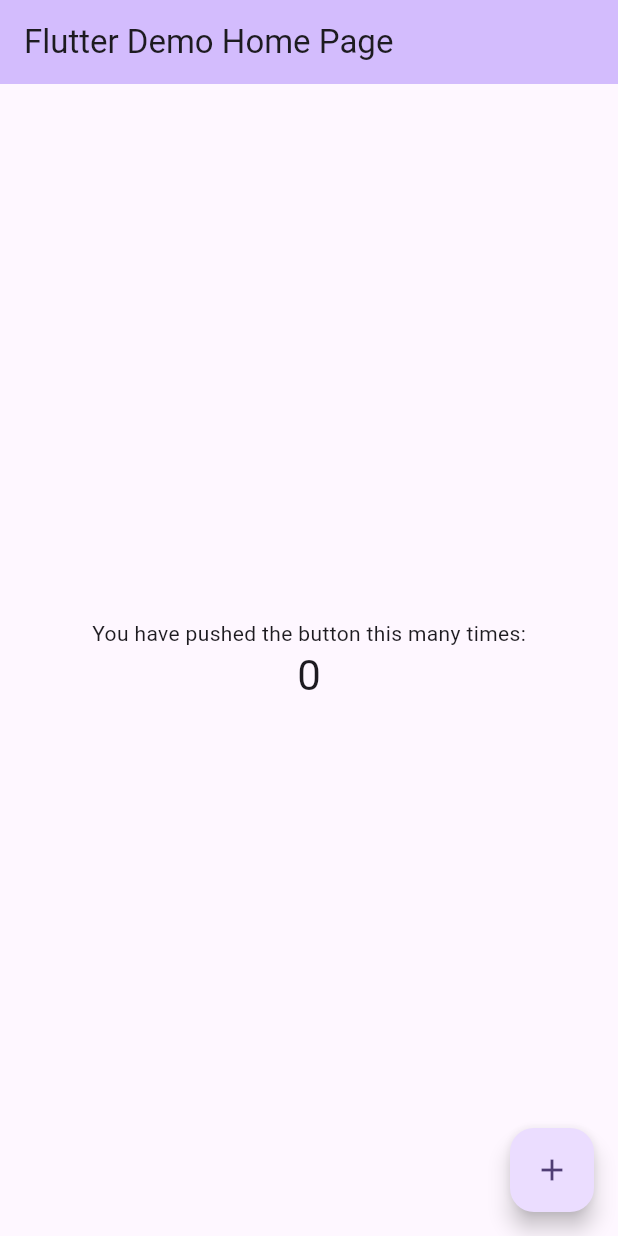
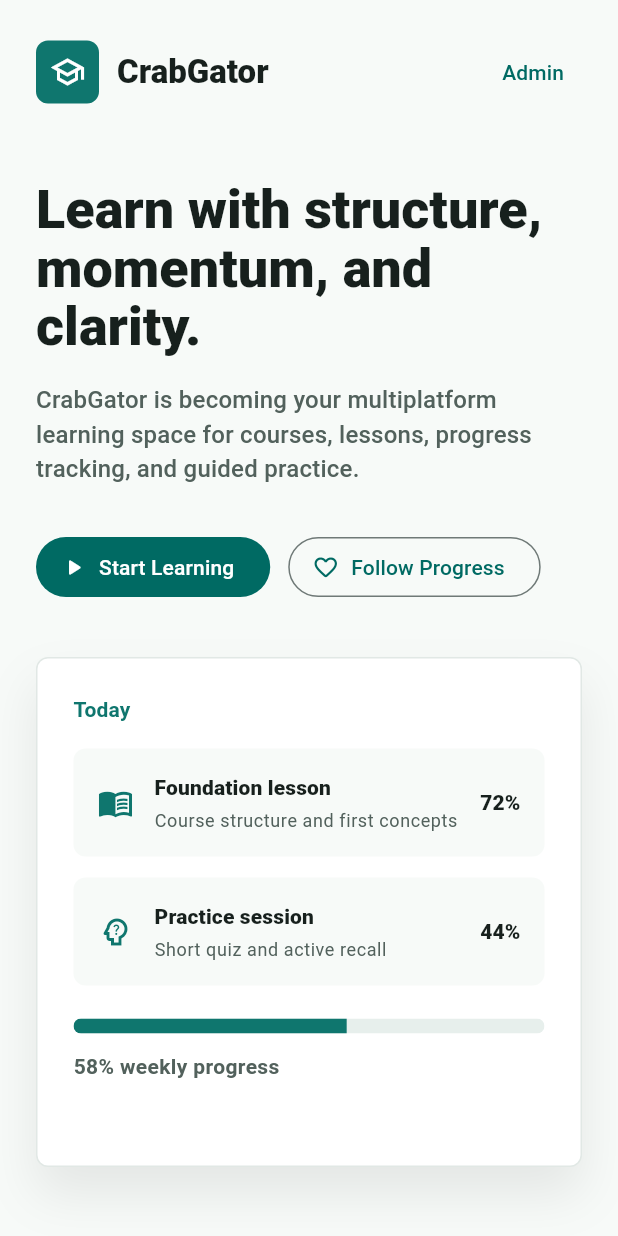
Before and after one commit to DaviFSilva/crabgator, a Flutter app: the screen it shows after launch, on a phone screen of 412 x 824 dp. Run offline on Flutter 3.47's test engine with Material 3 defaults, Android fonts, the light colour scheme and no system bars.

Commit message:
update flutter ui

```diff
--- a/frontend/lib/main.dart
+++ b/frontend/lib/main.dart
@@ -1,122 +1,339 @@
 import 'package:flutter/material.dart';
 
 void main() {
-  runApp(const MyApp());
+  runApp(const CrabGatorApp());
 }
 
-class MyApp extends StatelessWidget {
-  const MyApp({super.key});
+class CrabGatorApp extends StatelessWidget {
+  const CrabGatorApp({super.key});
 
-  // This widget is the root of your application.
   @override
   Widget build(BuildContext context) {
     return MaterialApp(
-      title: 'Flutter Demo',
+      title: 'CrabGator',
+      debugShowCheckedModeBanner: false,
       theme: ThemeData(
-        // This is the theme of your application.
-        //
-        // TRY THIS: Try running your application with "flutter run". You'll see
-        // the application has a purple toolbar. Then, without quitting the app,
-        // try changing the seedColor in the colorScheme below to Colors.green
-        // and then invoke "hot reload" (save your changes or press the "hot
-        // reload" button in a Flutter-supported IDE, or press "r" if you used
-        // the command line to start the app).
-        //
-        // Notice that the counter didn't reset back to zero; the application
-        // state is not lost during the reload. To reset the state, use hot
-        // restart instead.
-        //
-        // This works for code too, not just values: Most code changes can be
-        // tested with just a hot reload.
-        colorScheme: .fromSeed(seedColor: Colors.deepPurple),
+        colorScheme: ColorScheme.fromSeed(
+          seedColor: const Color(0xFF0F766E),
+          brightness: Brightness.light,
         ),
-      home: const MyHomePage(title: 'Flutter Demo Home Page'),
+        scaffoldBackgroundColor: const Color(0xFFF7FAF8),
+        useMaterial3: true,
+      ),
+      home: const HomePage(),
     );
   }
 }
 
-class MyHomePage extends StatefulWidget {
-  const MyHomePage({super.key, required this.title});
-
-  // This widget is the home page of your application. It is stateful, meaning
-  // that it has a State object (defined below) that contains fields that affect
-  // how it looks.
-
-  // This class is the configuration for the state. It holds the values (in this
-  // case the title) provided by the parent (in this case the App widget) and
-  // used by the build method of the State. Fields in a Widget subclass are
-  // always marked "final".
-
-  final String title;
-
-  @override
-  State<MyHomePage> createState() => _MyHomePageState();
-}
-
-class _MyHomePageState extends State<MyHomePage> {
-  int _counter = 0;
-
-  void _incrementCounter() {
-    setState(() {
-      // This call to setState tells the Flutter framework that something has
-      // changed in this State, which causes it to rerun the build method below
-      // so that the display can reflect the updated values. If we changed
-      // _counter without calling setState(), then the build method would not be
-      // called again, and so nothing would appear to happen.
-      _counter++;
-    });
-  }
+class HomePage extends StatelessWidget {
+  const HomePage({super.key});
 
   @override
   Widget build(BuildContext context) {
-    // This method is rerun every time setState is called, for instance as done
-    // by the _incrementCounter method above.
-    //
-    // The Flutter framework has been optimized to make rerunning build methods
-    // fast, so that you can just rebuild anything that needs updating rather
-    // than having to individually change instances of widgets.
     return Scaffold(
-      appBar: AppBar(
-        // TRY THIS: Try changing the color here to a specific color (to
-        // Colors.amber, perhaps?) and trigger a hot reload to see the AppBar
-        // change color while the other colors stay the same.
-        backgroundColor: Theme.of(context).colorScheme.inversePrimary,
-        // Here we take the value from the MyHomePage object that was created by
-        // the App.build method, and use it to set our appbar title.
-        title: Text(widget.title),
+      body: SafeArea(
+        child: LayoutBuilder(
+          builder: (context, constraints) {
+            final isWide = constraints.maxWidth >= 820;
+
+            return SingleChildScrollView(
+              child: Padding(
+                padding: EdgeInsets.symmetric(
+                  horizontal: isWide ? 72 : 24,
+                  vertical: isWide ? 36 : 24,
                 ),
-      body: Center(
-        // Center is a layout widget. It takes a single child and positions it
-        // in the middle of the parent.
                 child: Column(
-          // Column is also a layout widget. It takes a list of children and
-          // arranges them vertically. By default, it sizes itself to fit its
-          // children horizontally, and tries to be as tall as its parent.
-          //
-          // Column has various properties to control how it sizes itself and
-          // how it positions its children. Here we use mainAxisAlignment to
-          // center the children vertically; the main axis here is the vertical
-          // axis because Columns are vertical (the cross axis would be
-          // horizontal).
-          //
-          // TRY THIS: Invoke "debug painting" (choose the "Toggle Debug Paint"
-          // action in the IDE, or press "p" in the console), to see the
-          // wireframe for each widget.
-          mainAxisAlignment: .center,
+                  crossAxisAlignment: CrossAxisAlignment.start,
                   children: [
-            const Text('You have pushed the button this many times:'),
+                    const _Header(),
+                    SizedBox(height: isWide ? 72 : 48),
+                    isWide
+                        ? const Row(
+                            crossAxisAlignment: CrossAxisAlignment.center,
+                            children: [
+                              Expanded(child: _HeroCopy()),
+                              SizedBox(width: 56),
+                              Expanded(child: _ProgressPanel()),
+                            ],
+                          )
+                        : const Column(
+                            crossAxisAlignment: CrossAxisAlignment.start,
+                            children: [
+                              _HeroCopy(),
+                              SizedBox(height: 36),
+                              _ProgressPanel(),
+                            ],
+                          ),
+                    const SizedBox(height: 56),
+                    const _FeatureStrip(),
+                  ],
+                ),
+              ),
+            );
+          },
+        ),
+      ),
+    );
+  }
+}
+
+class _Header extends StatelessWidget {
+  const _Header();
+
+  @override
+  Widget build(BuildContext context) {
+    return Row(
+      children: [
+        Container(
+          width: 42,
+          height: 42,
+          decoration: BoxDecoration(
+            color: const Color(0xFF0F766E),
+            borderRadius: BorderRadius.circular(8),
+          ),
+          child: const Icon(Icons.school_outlined, color: Colors.white),
+        ),
+        const SizedBox(width: 12),
         Text(
-              '$_counter',
-              style: Theme.of(context).textTheme.headlineMedium,
+          'CrabGator',
+          style: Theme.of(context).textTheme.titleLarge?.copyWith(
+                fontWeight: FontWeight.w800,
+                color: const Color(0xFF17201D),
+              ),
+        ),
+        const Spacer(),
+        TextButton(
+          onPressed: () {},
+          child: const Text('Admin'),
+        ),
+      ],
+    );
+  }
+}
+
+class _HeroCopy extends StatelessWidget {
+  const _HeroCopy();
+
+  @override
+  Widget build(BuildContext context) {
+    return Column(
+      crossAxisAlignment: CrossAxisAlignment.start,
+      children: [
+        Text(
+          'Learn with structure, momentum, and clarity.',
+          style: Theme.of(context).textTheme.displaySmall?.copyWith(
+                fontWeight: FontWeight.w800,
+                height: 1.08,
+                color: const Color(0xFF17201D),
+              ),
+        ),
+        const SizedBox(height: 18),
+        ConstrainedBox(
+          constraints: const BoxConstraints(maxWidth: 560),
+          child: Text(
+            'CrabGator is becoming your multiplatform learning space for courses, lessons, progress tracking, and guided practice.',
+            style: Theme.of(context).textTheme.titleMedium?.copyWith(
+                  height: 1.45,
+                  color: const Color(0xFF52615C),
+                ),
+          ),
+        ),
+        const SizedBox(height: 30),
+        Wrap(
+          spacing: 12,
+          runSpacing: 12,
+          children: [
+            FilledButton.icon(
+              onPressed: () {},
+              icon: const Icon(Icons.play_arrow_rounded),
+              label: const Text('Start Learning'),
+            ),
+            OutlinedButton.icon(
+              onPressed: () {},
+              icon: const Icon(Icons.favorite_border_rounded),
+              label: const Text('Follow Progress'),
+            ),
+          ],
+        ),
+      ],
+    );
+  }
+}
+
+class _ProgressPanel extends StatelessWidget {
+  const _ProgressPanel();
+
+  @override
+  Widget build(BuildContext context) {
+    return Container(
+      constraints: const BoxConstraints(minHeight: 340),
+      padding: const EdgeInsets.all(24),
+      decoration: BoxDecoration(
+        color: Colors.white,
+        borderRadius: BorderRadius.circular(8),
+        border: Border.all(color: const Color(0xFFE1E8E5)),
+        boxShadow: const [
+          BoxShadow(
+            color: Color(0x14000000),
+            blurRadius: 28,
+            offset: Offset(0, 18),
+          ),
+        ],
+      ),
+      child: Column(
+        crossAxisAlignment: CrossAxisAlignment.start,
+        children: [
+          Text(
+            'Today',
+            style: Theme.of(context).textTheme.labelLarge?.copyWith(
+                  color: const Color(0xFF0F766E),
+                  fontWeight: FontWeight.w700,
+                ),
+          ),
+          const SizedBox(height: 16),
+          const _LessonTile(
+            icon: Icons.menu_book_outlined,
+            title: 'Foundation lesson',
+            subtitle: 'Course structure and first concepts',
+            progress: 0.72,
+          ),
+          const SizedBox(height: 14),
+          const _LessonTile(
+            icon: Icons.psychology_alt_outlined,
+            title: 'Practice session',
+            subtitle: 'Short quiz and active recall',
+            progress: 0.44,
+          ),
+          const SizedBox(height: 22),
+          ClipRRect(
+            borderRadius: BorderRadius.circular(999),
+            child: const LinearProgressIndicator(
+              value: 0.58,
+              minHeight: 10,
+              backgroundColor: Color(0xFFE7EFEC),
+              valueColor: AlwaysStoppedAnimation(Color(0xFF0F766E)),
+            ),
+          ),
+          const SizedBox(height: 12),
+          Text(
+            '58% weekly progress',
+            style: Theme.of(context).textTheme.bodyMedium?.copyWith(
+                  color: const Color(0xFF52615C),
+                  fontWeight: FontWeight.w600,
+                ),
+          ),
+        ],
+      ),
+    );
+  }
+}
+
+class _LessonTile extends StatelessWidget {
+  const _LessonTile({
+    required this.icon,
+    required this.title,
+    required this.subtitle,
+    required this.progress,
+  });
+
+  final IconData icon;
+  final String title;
+  final String subtitle;
+  final double progress;
+
+  @override
+  Widget build(BuildContext context) {
+    return Container(
+      padding: const EdgeInsets.all(16),
+      decoration: BoxDecoration(
+        color: const Color(0xFFF7FAF8),
+        borderRadius: BorderRadius.circular(8),
+      ),
+      child: Row(
+        children: [
+          Icon(icon, color: const Color(0xFF0F766E)),
+          const SizedBox(width: 14),
+          Expanded(
+            child: Column(
+              crossAxisAlignment: CrossAxisAlignment.start,
+              children: [
+                Text(
+                  title,
+                  style: Theme.of(context).textTheme.titleSmall?.copyWith(
+                        fontWeight: FontWeight.w800,
+                        color: const Color(0xFF17201D),
+                      ),
+                ),
+                const SizedBox(height: 4),
+                Text(
+                  subtitle,
+                  style: Theme.of(context).textTheme.bodySmall?.copyWith(
+                        color: const Color(0xFF52615C),
+                      ),
                 ),
               ],
             ),
           ),
-      floatingActionButton: FloatingActionButton(
-        onPressed: _incrementCounter,
-        tooltip: 'Increment',
-        child: const Icon(Icons.add),
+          const SizedBox(width: 12),
+          Text(
+            '${(progress * 100).round()}%',
+            style: Theme.of(context).textTheme.labelLarge?.copyWith(
+                  fontWeight: FontWeight.w800,
+                  color: const Color(0xFF17201D),
+                ),
+          ),
+        ],
       ),
     );
   }
 }
+
+class _FeatureStrip extends StatelessWidget {
+  const _FeatureStrip();
+
+  @override
+  Widget build(BuildContext context) {
+    return Wrap(
+      spacing: 12,
+      runSpacing: 12,
+      children: const [
+        _FeaturePill(icon: Icons.layers_outlined, label: 'Courses'),
+        _FeaturePill(icon: Icons.check_circle_outline, label: 'Progress'),
+        _FeaturePill(icon: Icons.quiz_outlined, label: 'Quizzes'),
+        _FeaturePill(icon: Icons.phone_iphone_outlined, label: 'Multiplatform'),
+      ],
+    );
+  }
+}
+
+class _FeaturePill extends StatelessWidget {
+  const _FeaturePill({required this.icon, required this.label});
+
+  final IconData icon;
+  final String label;
+
+  @override
+  Widget build(BuildContext context) {
+    return Container(
+      padding: const EdgeInsets.symmetric(horizontal: 16, vertical: 12),
+      decoration: BoxDecoration(
+        color: Colors.white,
+        borderRadius: BorderRadius.circular(8),
+        border: Border.all(color: const Color(0xFFE1E8E5)),
+      ),
+      child: Row(
+        mainAxisSize: MainAxisSize.min,
+        children: [
+          Icon(icon, size: 20, color: const Color(0xFF0F766E)),
+          const SizedBox(width: 8),
+          Text(
+            label,
+            style: Theme.of(context).textTheme.labelLarge?.copyWith(
+                  fontWeight: FontWeight.w700,
+                ),
+          ),
+        ],
+      ),
+    );
+  }
+}
```
Lines whose indentation alone changed are shown as unchanged.
